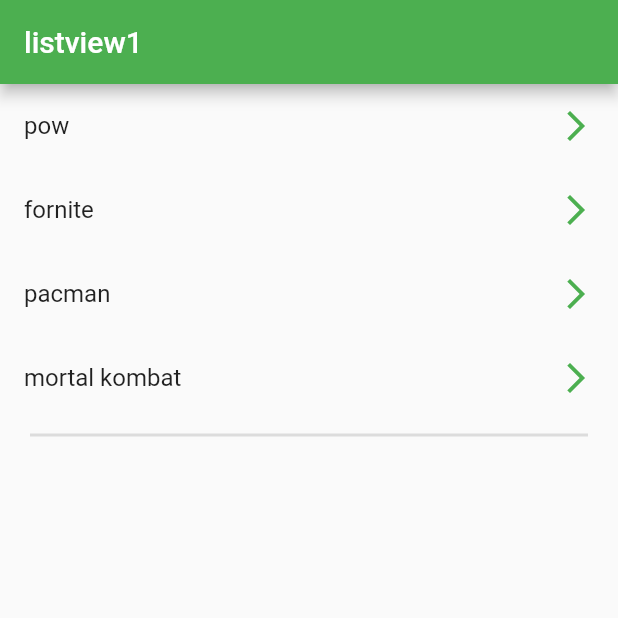
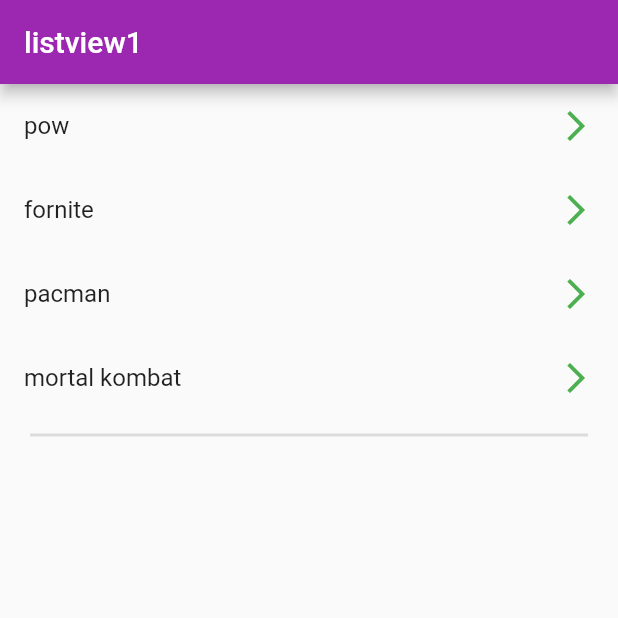
Before and after one commit to trujillopablomendoza/flutter_listview1, a Flutter app: the screen it shows after launch, on a phone screen of 412 x 824 dp, the top half of it. Run offline on Flutter 3.47's test engine with Material 2 defaults, Android fonts, the phone set to English and light mode, and no system bars.

```diff
--- a/lib/main.dart
+++ b/lib/main.dart
@@ -17,7 +17,7 @@ class MyApp extends StatelessWidget {
         "/listview2": (BuildContext context) => listview2(),
       },
       theme: ThemeData(
-          primarySwatch: Colors.green,
+          primarySwatch: Colors.purple,
           accentColor: Colors.red,
           //configurar texto
           textTheme: TextTheme(
```
Also changed, not shown: lib/screens/listview2_screens.dart (+15 -8 lines).
